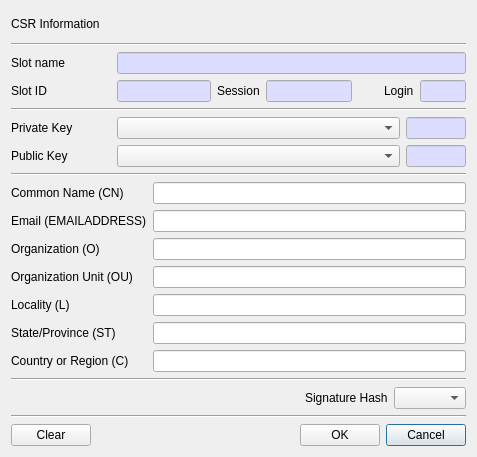
First picture: the form in CryptokiMan/make_csr_dlg.ui, repository jykim74/CryptokiMan, before the edit.
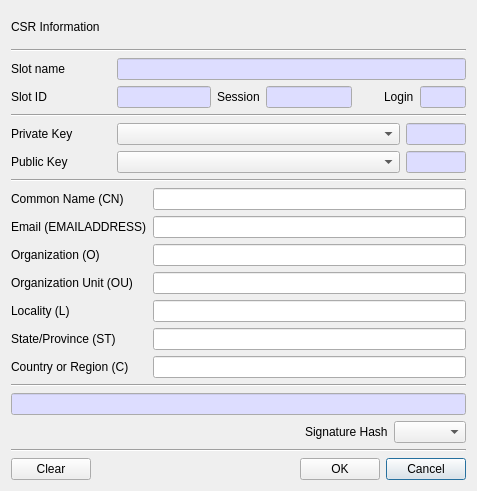
Second picture: the form after the edit.

```diff
--- a/CryptokiMan/make_csr_dlg.ui
+++ b/CryptokiMan/make_csr_dlg.ui
@@ -7,7 +7,7 @@
     <x>0</x>
     <y>0</y>
     <width>477</width>
-    <height>457</height>
+    <height>491</height>
    </rect>
   </property>
   <property name="windowTitle">
@@ -483,6 +483,40 @@
      </property>
     </widget>
    </item>
+   <item>
+    <widget class="QLineEdit" name="mDNText">
+     <property name="palette">
+      <palette>
+       <active>
+        <colorrole role="Base">
+         <brush brushstyle="SolidPattern">
+          <color alpha="255">
+           <red>221</red>
+           <green>221</green>
+           <blue>255</blue>
+          </color>
+         </brush>
+        </colorrole>
+       </active>
+       <inactive>
+        <colorrole role="Base">
+         <brush brushstyle="SolidPattern">
+          <color alpha="255">
+           <red>221</red>
+           <green>221</green>
+           <blue>255</blue>
+          </color>
+         </brush>
+        </colorrole>
+       </inactive>
+       <disabled/>
+      </palette>
+     </property>
+     <property name="readOnly">
+      <bool>true</bool>
+     </property>
+    </widget>
+   </item>
    <item>
     <layout class="QGridLayout" name="gridLayout_4">
      <item row="0" column="1">
```
